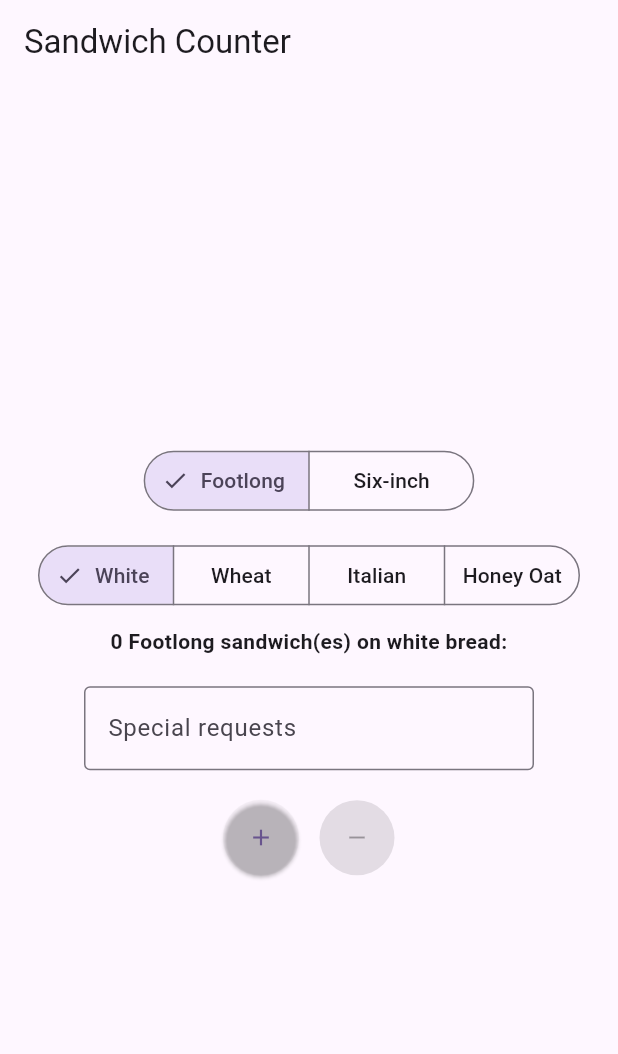
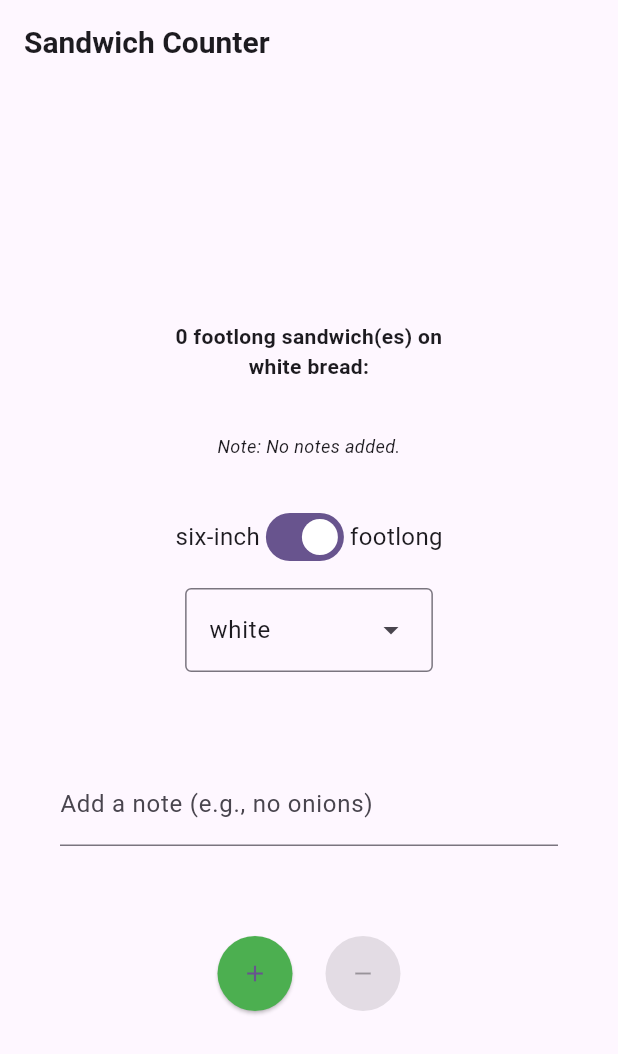
Before and after one commit to hfaulk/sandwich_shop, a Flutter app: the screen it shows after launch, on a phone screen of 412 x 824 dp. Shown: the top 1054 px of the screen. Run offline on Flutter 3.47's test engine with Material 3 defaults, Android fonts, the phone set to English and light mode, and no system bars.

Commit message:
Refactor OrderScreen to integrate OrderRepository and enhance UI components

```diff
--- a/lib/main.dart
+++ b/lib/main.dart
@@ -1,5 +1,10 @@
 import 'package:flutter/material.dart';
-import 'package:sandwich_shop/views/app_styles.dart';
+import 'package:sandwich_shop/repositories/order_repository.dart';
+
+// Fallback styles in case `app_styles.dart` is empty during development.
+// If you later define these in `app_styles.dart`, you can remove these.
+const TextStyle heading1 = TextStyle(fontSize: 20, fontWeight: FontWeight.bold);
+const TextStyle normalText = TextStyle(fontSize: 16);
 
 enum BreadType {
   white('White'),
@@ -34,17 +39,18 @@ class StyledButton extends StatelessWidget {
   final VoidCallback? onPressed;
   final IconData icon;
   final Color? backgroundColor;
+  final String? label;
 
   const StyledButton({
     super.key,
     required this.onPressed,
     required this.icon,
     this.backgroundColor = Colors.transparent,
+    this.label,
   });
-
   @override
   Widget build(BuildContext context) {
-    return ElevatedButton(
+    final button = ElevatedButton(
       onPressed: onPressed,
       style: ElevatedButton.styleFrom(
         backgroundColor: backgroundColor,
@@ -53,6 +59,13 @@ class StyledButton extends StatelessWidget {
       ),
       child: Icon(icon),
     );
+
+    // If a label was provided, expose it as a tooltip for accessibility
+    if (label != null && label!.isNotEmpty) {
+      return Tooltip(message: label!, child: button);
+    }
+
+    return button;
   }
 }
 
@@ -68,98 +81,113 @@ class OrderScreen extends StatefulWidget {
 }
 
 class _OrderScreenState extends State<OrderScreen> {
-  int _quantity = 0;
-  String _note = '';
-  String _selectedSandwichType = 'Footlong';
+  late final OrderRepository _orderRepository;
+  final TextEditingController _notesController = TextEditingController();
+  bool _isFootlong = true;
   BreadType _selectedBreadType = BreadType.white;
-  final TextEditingController _noteController = TextEditingController();
 
-  void _increaseQuantity() {
-    if (_quantity < widget.maxQuantity) {
-      setState(() => _quantity++);
+  @override
+  void initState() {
+    super.initState();
+    _orderRepository = OrderRepository(maxQuantity: widget.maxQuantity);
+    _notesController.addListener(() {
+      setState(() {});
+    });
+  }
+
+  @override
+  void dispose() {
+    _notesController.dispose();
+    super.dispose();
+  }
+
+  VoidCallback? _getIncreaseCallback() {
+    if (_orderRepository.canIncrement) {
+      return () => setState(_orderRepository.increment);
+    }
+    return null;
+  }
+
+  VoidCallback? _getDecreaseCallback() {
+    if (_orderRepository.canDecrement) {
+      return () => setState(_orderRepository.decrement);
+    }
+    return null;
+  }
+
+  void _onSandwichTypeChanged(bool value) {
+    setState(() => _isFootlong = value);
+  }
+
+  void _onBreadTypeSelected(BreadType? value) {
+    if (value != null) {
+      setState(() => _selectedBreadType = value);
     }
   }
 
-  void _decreaseQuantity() {
-    if (_quantity > 0) {
-      setState(() => _quantity--);
+  List<DropdownMenuEntry<BreadType>> _buildDropdownEntries() {
+    List<DropdownMenuEntry<BreadType>> entries = [];
+    for (BreadType bread in BreadType.values) {
+      DropdownMenuEntry<BreadType> newEntry = DropdownMenuEntry<BreadType>(
+        value: bread,
+        label: bread.name,
+      );
+      entries.add(newEntry);
     }
+    return entries;
   }
 
   @override
   Widget build(BuildContext context) {
+    String sandwichType = 'footlong';
+    if (!_isFootlong) {
+      sandwichType = 'six-inch';
+    }
+
+    String noteForDisplay;
+    if (_notesController.text.isEmpty) {
+      noteForDisplay = 'No notes added.';
+    } else {
+      noteForDisplay = _notesController.text;
+    }
+
     return Scaffold(
-      appBar: AppBar(title: const Text('Sandwich Counter')),
+      appBar: AppBar(title: Text('Sandwich Counter', style: heading1)),
       body: Center(
         child: Column(
           mainAxisAlignment: MainAxisAlignment.center,
           children: <Widget>[
-            SegmentedButton<String>(
-              segments: const [
-                ButtonSegment<String>(
-                  value: 'Footlong',
-                  label: Text('Footlong'),
-                ),
-                ButtonSegment<String>(
-                  value: 'Six-inch',
-                  label: Text('Six-inch'),
-                ),
+            OrderItemDisplay(
+              quantity: _orderRepository.quantity,
+              itemType: sandwichType,
+              breadType: _selectedBreadType,
+              orderNote: noteForDisplay,
+            ),
+            const SizedBox(height: 20),
+            Row(
+              mainAxisAlignment: MainAxisAlignment.center,
+              children: [
+                Text('six-inch', style: normalText),
+                Switch(value: _isFootlong, onChanged: _onSandwichTypeChanged),
+                Text('footlong', style: normalText),
               ],
-              selected: {_selectedSandwichType},
-              onSelectionChanged: (Set<String> newSelection) {
-                setState(() {
-                  _selectedSandwichType = newSelection.first;
-                });
-              },
-            ),
-            const SizedBox(height: 15),
-            SegmentedButton<BreadType>(
-              segments: const [
-                ButtonSegment<BreadType>(
-                  value: BreadType.white,
-                  label: Text('White'),
-                ),
-                ButtonSegment<BreadType>(
-                  value: BreadType.wheat,
-                  label: Text('Wheat'),
-                ),
-                ButtonSegment<BreadType>(
-                  value: BreadType.italian,
-                  label: Text('Italian'),
-                ),
-                ButtonSegment<BreadType>(
-                  value: BreadType.honey_oat,
-                  label: Text('Honey Oat'),
-                ),
-              ],
-              selected: {_selectedBreadType},
-              onSelectionChanged: (Set<BreadType> newSelection) {
-                setState(() {
-                  _selectedBreadType = newSelection.first;
-                });
-              },
             ),
             const SizedBox(height: 10),
-            OrderItemDisplay(
-              _quantity,
-              _selectedSandwichType,
-              _selectedBreadType,
+            DropdownMenu<BreadType>(
+              textStyle: normalText,
+              initialSelection: _selectedBreadType,
+              onSelected: _onBreadTypeSelected,
+              dropdownMenuEntries: _buildDropdownEntries(),
             ),
             const SizedBox(height: 20),
-            SizedBox(
-              width: 300,
+            Padding(
+              padding: const EdgeInsets.all(40.0),
               child: TextField(
-                controller: _noteController,
+                key: const Key('notes_textfield'),
+                controller: _notesController,
                 decoration: const InputDecoration(
-                  labelText: 'Special requests',
-                  hintText: 'e.g., no onions, extra pickles',
-                  border: OutlineInputBorder(),
+                  labelText: 'Add a note (e.g., no onions)',
                 ),
-                onChanged: (value) {
-                  setState(() {
-                    _note = value;
-                  });
-                },
               ),
             ),
             const SizedBox(height: 20),
@@ -167,14 +195,17 @@ class _OrderScreenState extends State<OrderScreen> {
               mainAxisAlignment: MainAxisAlignment.center,
               children: [
                 StyledButton(
-                  onPressed: _quantity < widget.maxQuantity
-                      ? _increaseQuantity
-                      : null,
+                  onPressed: _getIncreaseCallback(),
                   icon: Icons.add,
+                  label: 'Add',
+                  backgroundColor: Colors.green,
                 ),
+                const SizedBox(width: 8),
                 StyledButton(
-                  onPressed: _quantity > 0 ? _decreaseQuantity : null,
+                  onPressed: _getDecreaseCallback(),
                   icon: Icons.remove,
+                  label: 'Remove',
+                  backgroundColor: Colors.red,
                 ),
               ],
             ),
@@ -183,35 +214,48 @@ class _OrderScreenState extends State<OrderScreen> {
       ),
     );
   }
-
-  @override
-  void dispose() {
-    _noteController.dispose();
-    super.dispose();
-  }
 }
 
 class OrderItemDisplay extends StatelessWidget {
+  final int quantity;
   final String itemType;
-  final int quantity;
   final BreadType breadType;
+  final String? orderNote;
   final double width;
 
-  const OrderItemDisplay(
-    this.quantity,
-    this.itemType,
-    this.breadType, {
+  const OrderItemDisplay({
     super.key,
+    required this.quantity,
+    required this.itemType,
+    required this.breadType,
+    this.orderNote,
     this.width = 200,
   });
 
   @override
   Widget build(BuildContext context) {
     return Container(
-      child: Text(
-        '$quantity $itemType sandwich(es) on ${breadType.displayName.toLowerCase()} bread: ${'🥪' * quantity}',
-        textAlign: TextAlign.center,
-        style: const TextStyle(fontSize: 14, fontWeight: FontWeight.bold),
+      width: width,
+      padding: const EdgeInsets.all(8.0),
+      child: Column(
+        mainAxisSize: MainAxisSize.min,
+        children: [
+          Text(
+            '$quantity $itemType sandwich(es) on ${breadType.displayName.toLowerCase()} bread:',
+            textAlign: TextAlign.center,
+            style: const TextStyle(fontSize: 14, fontWeight: FontWeight.bold),
+          ),
+          const SizedBox(height: 6),
+          Text('${'🥪' * quantity}', textAlign: TextAlign.center),
+          if (orderNote != null && orderNote!.isNotEmpty) ...[
+            const SizedBox(height: 8),
+            Text(
+              'Note: $orderNote',
+              textAlign: TextAlign.center,
+              style: const TextStyle(fontSize: 12, fontStyle: FontStyle.italic),
+            ),
+          ],
+        ],
       ),
     );
   }
```
